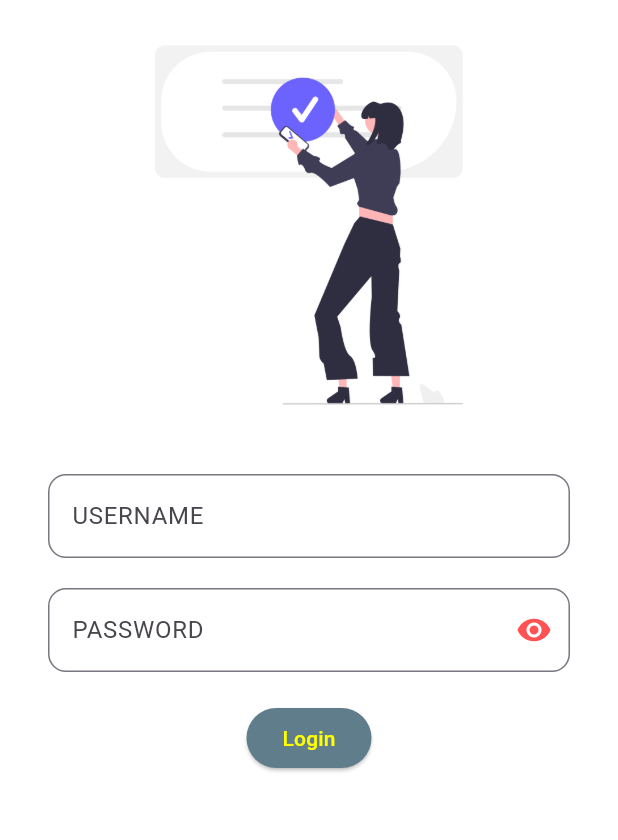
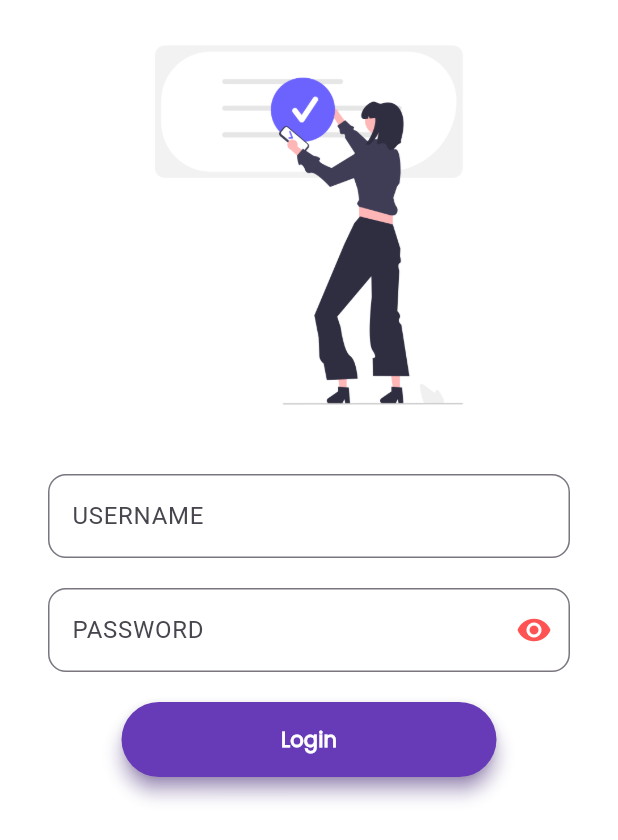
Before and after one commit to Koieggnog23455666/flutter_practice, a Flutter app: the screen it shows after launch, on a phone screen of 412 x 824 dp. Shown: the top 840 px of the screen. Run offline on Flutter 3.47's test engine with Material 3 defaults, Android fonts, the phone set to English and light mode, and no system bars; our stand-ins replace font_awesome_flutter, google_fonts; Roboto replaces fonts that are missing (Abel).

Commit message:
Day 6 completed

```diff
--- a/lib/Pages/WelcomePage.dart
+++ b/lib/Pages/LoginPage.dart
@@ -1,14 +1,16 @@
 import 'package:flutter/material.dart';
 import 'package:font_awesome_flutter/font_awesome_flutter.dart';
 import 'package:google_fonts/google_fonts.dart';
+import 'package:iphonepractice/Pages/homepage.dart';
 
-class WelcomePage extends StatefulWidget {
+class LoginPage extends StatefulWidget {
   @override
-  State<WelcomePage> createState() => _WelcomePageState();
+  State<LoginPage> createState() => _LoginPageState();
 }
 
-class _WelcomePageState extends State<WelcomePage> {
+class _LoginPageState extends State<LoginPage> {
   bool ObsecureText=true;
+  bool button=false;
 
   @override
   Widget build(BuildContext context) {
@@ -54,10 +56,31 @@ class _WelcomePageState extends State<WelcomePage> {
                 ),SizedBox(
                   height: 20,
                 ),
-                ElevatedButton(onPressed: (){}, child: Text('Login',style: GoogleFonts.abel(textStyle: TextStyle(color: Colors.yellowAccent,),)),style: ButtonStyle(
-                  backgroundColor:MaterialStateProperty.all(Colors.blueGrey),
-                ),
+                AnimatedContainer(
+                  decoration: BoxDecoration(
+                    borderRadius: BorderRadius.circular(button?30:12)
+                  ),
+                  width: button?50:250,
+                  duration: Duration(seconds: 1),
+                  child: ElevatedButton(onPressed: () async {
+                    setState(() {
+                      button=true;
+                    });
+                   await Future.delayed(Duration(seconds: 1));
+                   Navigator.push(context, MaterialPageRoute(builder: (context)=>MyHomePage(title: 'Home')));
+                  }, child:button?FaIcon(Icons.done_outline,color: Colors.white,): Text('Login',style: GoogleFonts.poppins(textStyle: TextStyle(color: Colors.white,fontWeight: FontWeight.bold),)),
+                    style: ElevatedButton.styleFrom(
+                      // primary: Colors.deepPurple,
+                      padding: EdgeInsets.all(0),
+                      fixedSize: Size(250, 50),
+                      shadowColor: Colors.deepPurple,
+                      elevation: 5,
+                      backgroundColor: Colors.deepPurple,
 
+                    ),
+
+
+                  ),
                 )
               ],
             ),
--- a/lib/main.dart
+++ b/lib/main.dart
@@ -1,5 +1,5 @@
 import 'package:flutter/material.dart';
-import 'package:iphonepractice/Pages/WelcomePage.dart';
+import 'package:iphonepractice/Pages/LoginPage.dart';
 import 'package:iphonepractice/Pages/homepage.dart';
 
 void main() {
@@ -13,7 +13,7 @@
   @override
   Widget build(BuildContext context) {
     return MaterialApp(
-      color: Colors.white,
+      // color: Colors.black,
       debugShowCheckedModeBanner: false,
       title: 'Flutter Demo',
       theme: ThemeData(
@@ -24,10 +24,10 @@
       ),
       themeMode: ThemeMode.light,
       darkTheme: ThemeData(brightness: Brightness.dark),
-      initialRoute: "/WelcomePage",
+      initialRoute: "/LoginPage",
       routes: {//routes to many pages
         '/':(context)=> MyHomePage(title: 'practice'),//default routes sign "/"
-        '/WelcomePage':(context)=> WelcomePage(),
+        '/LoginPage':(context)=> LoginPage(),
       },
     );
   }
```
